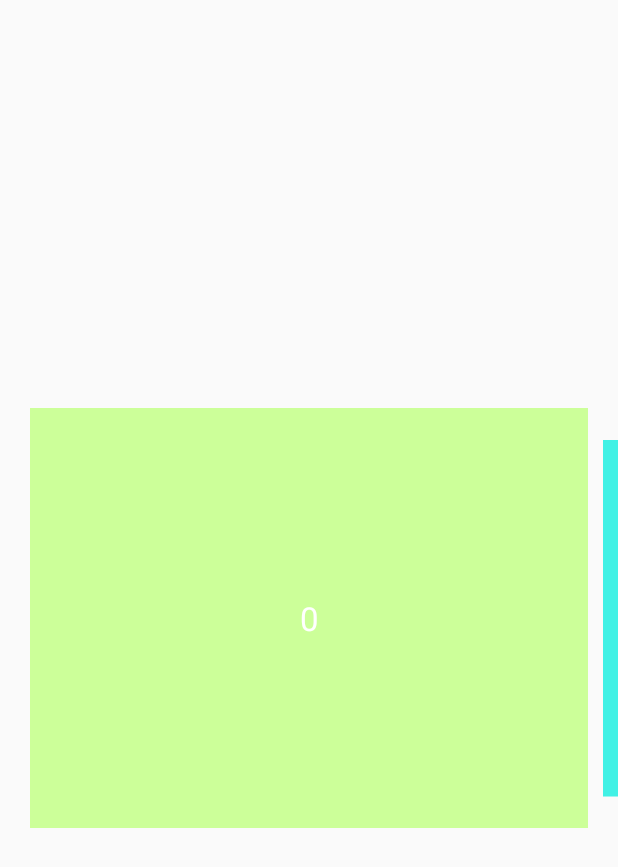
After one commit to hetaoyuan-android/appDemo, an Android app: the ViewPager2Activity screen opened directly, with no data from a screen before it, on a phone screen of 412 x 824 dp. The commit adds this screen. Shown: the top 867 px of the screen. Run offline under Robolectric (Android 15) with nearby library versions, the phone set to English and light mode, and no system bars.

Commit message:
viewpager2测试代码提交

```diff
--- a/app/build.gradle
+++ b/app/build.gradle
@@ -31,6 +31,9 @@ android {
     }
     dataBinding {
         enabled true
+    }
+    viewBinding {
+        enabled = true
     }
 
 }
@@ -66,4 +69,9 @@ dependencies {
     def nav_version = "2.3.5"
     implementation "androidx.navigation:navigation-fragment-ktx:$nav_version"
     implementation "androidx.navigation:navigation-ui-ktx:$nav_version"
+
+    //viewpager2
+    implementation "androidx.viewpager2:viewpager2:1.0.0"
+
+    implementation 'androidx.recyclerview:recyclerview:1.1.0'
 }
--- a/app/src/main/AndroidManifest.xml
+++ b/app/src/main/AndroidManifest.xml
@@ -54,6 +54,7 @@
         <activity android:name=".twoganged.view.ScrollGridActivity" />
         <activity android:name=".photopicker.selector.SelectorActivity" />
         <activity android:name=".photopicker.selector.GalleryFileActivity" />
+        <activity android:name=".viewpager2.ViewPager2Activity"/>
 
         <provider
             android:name="androidx.core.content.FileProvider"
--- a/app/src/main/java/com/example/test/Main2Activity.java
+++ b/app/src/main/java/com/example/test/Main2Activity.java
@@ -24,6 +24,7 @@ import com.example.test.tree.TreeActivity;
 import com.example.test.twoganged.TwoGangedActivity;
 import com.example.test.videoplayer.GSYActivity;
 import com.example.test.viewpager.ViewPagerActivity;
+import com.example.test.viewpager2.ViewPager2Activity;
 
 public class Main2Activity extends AppCompatActivity {
 
@@ -119,4 +120,9 @@ public class Main2Activity extends AppCompatActivity {
         Intent intent = new Intent(Main2Activity.this, TextColorActivity.class);
         startActivity(intent);
     }
+
+    public void viewPager2(View view) {
+        Intent intent = new Intent(Main2Activity.this, ViewPager2Activity.class);
+        startActivity(intent);
+    }
 }
--- /dev/null
+++ b/app/src/main/java/com/example/test/viewpager2/MyAdapter.kt
@@ -0,0 +1,46 @@
+package com.example.test.viewpager2
+
+import android.graphics.Color
+import android.view.LayoutInflater
+import android.view.View
+import android.view.ViewGroup
+import android.widget.TextView
+import androidx.recyclerview.widget.RecyclerView
+import com.example.test.R
+
+class MyAdapter : RecyclerView.Adapter<MyAdapter.PagerViewHolder>() {
+
+
+    private var mList: List<Int> = ArrayList()
+
+    override fun onCreateViewHolder(parent: ViewGroup, viewType: Int): PagerViewHolder {
+        val itemView = LayoutInflater.from(parent.context).inflate(R.layout.item_page2, parent, false)
+        return PagerViewHolder(itemView)
+    }
+
+    override fun onBindViewHolder(holder: PagerViewHolder, position: Int) {
+       holder.bindData(mList[position])
+    }
+
+    override fun getItemCount(): Int {
+        return mList.size
+    }
+
+    fun setList(list: List<Int>) {
+        mList = list
+    }
+
+
+    class PagerViewHolder(itemView: View) : RecyclerView.ViewHolder(itemView) {
+
+        private val mTextView: TextView = itemView.findViewById(R.id.tv_text)
+        private var colors = arrayOf("#CCFF99","#41F1E5","#8D41F1","#FF99CC")
+
+        fun bindData(i : Int) {
+            mTextView.text = i.toString()
+            mTextView.setBackgroundColor(Color.parseColor(colors[i]))
+        }
+
+    }
+
+}
--- /dev/null
+++ b/app/src/main/java/com/example/test/viewpager2/ScaleInTransformer.kt
@@ -0,0 +1,43 @@
+package com.example.test.viewpager2
+
+import android.view.View
+import androidx.viewpager2.widget.ViewPager2
+import kotlin.math.abs
+
+class ScaleInTransformer : ViewPager2.PageTransformer {
+    private val mMinScale = DEFAULT_MIN_SCALE
+    override fun transformPage(view: View, position: Float) {
+        view.elevation = -abs(position)
+        val pageWidth = view.width
+        val pageHeight = view.height
+
+        view.pivotY = (pageHeight / 2).toFloat()
+        view.pivotX = (pageWidth / 2).toFloat()
+        if (position < -1) {
+            view.scaleX = mMinScale
+            view.scaleY = mMinScale
+            view.pivotX = pageWidth.toFloat()
+        } else if (position <= 1) {
+            if (position < 0) {
+                val scaleFactor = (1 + position) * (1 - mMinScale) + mMinScale
+                view.scaleX = scaleFactor
+                view.scaleY = scaleFactor
+                view.pivotX = pageWidth * (DEFAULT_CENTER + DEFAULT_CENTER * -position)
+            } else {
+                val scaleFactor = (1 - position) * (1 - mMinScale) + mMinScale
+                view.scaleX = scaleFactor
+                view.scaleY = scaleFactor
+                view.pivotX = pageWidth * ((1 - position) * DEFAULT_CENTER)
+            }
+        } else {
+            view.pivotX = 0f
+            view.scaleX = mMinScale
+            view.scaleY = mMinScale
+        }
+    }
+
+    companion object {
+        const val DEFAULT_MIN_SCALE = 0.85f
+        const val DEFAULT_CENTER = 0.5f
+    }
+}
--- /dev/null
+++ b/app/src/main/java/com/example/test/viewpager2/ViewPager2Activity.kt
@@ -0,0 +1,63 @@
+package com.example.test.viewpager2
+
+import android.app.Activity
+import android.os.Bundle
+import android.widget.Toast
+import androidx.recyclerview.widget.RecyclerView
+import androidx.viewpager2.widget.CompositePageTransformer
+import androidx.viewpager2.widget.MarginPageTransformer
+import androidx.viewpager2.widget.ViewPager2
+import com.example.test.R
+import java.util.ArrayList
+
+class ViewPager2Activity: Activity() {
+
+    override fun onCreate(savedInstanceState: Bundle?) {
+        super.onCreate(savedInstanceState)
+        setContentView(R.layout.activity_viewpager2)
+        val viewPager2 = findViewById<ViewPager2>(R.id.view_pager2)
+        val myAdapter = MyAdapter()
+        var data: ArrayList<Int> = ArrayList()
+        data.add(0)
+        data.add(1)
+        data.add(2)
+        data.add(3)
+        myAdapter.setList(data)
+        viewPager2.adapter = myAdapter
+
+        //禁止滑动
+        //viewPager2.isUserInputEnabled = false
+        //设置间距
+//        viewPager2.setPageTransformer(MarginPageTransformer(resources.getDimension(R.dimen.dp_10).toInt()))
+        //缩放效果
+//        val compositePageTransformer = CompositePageTransformer()
+//        compositePageTransformer.addTransformer(ScaleInTransformer())
+//        compositePageTransformer.addTransformer(MarginPageTransformer(resources.getDimension(R.dimen.dp_10).toInt()))
+//        viewPager2.setPageTransformer(compositePageTransformer)
+
+        //ViewPager2的一屏多页效果
+        viewPager2.apply {
+            offscreenPageLimit=1
+            val recyclerView= getChildAt(0) as RecyclerView
+            recyclerView.apply {
+                val padding = resources.getDimensionPixelOffset(R.dimen.dp_10) +
+                        resources.getDimensionPixelOffset(R.dimen.dp_10)
+
+                setPadding(padding, 0, padding, 0)
+                clipToPadding = false
+            }
+        }
+        val compositePageTransformer = CompositePageTransformer()
+        compositePageTransformer.addTransformer(ScaleInTransformer())
+        compositePageTransformer.addTransformer(MarginPageTransformer(resources.getDimension(R.dimen.dp_10).toInt()))
+        viewPager2.setPageTransformer(compositePageTransformer)
+
+
+        viewPager2.registerOnPageChangeCallback(object: ViewPager2.OnPageChangeCallback(){
+            override fun onPageSelected(position: Int) {
+                super.onPageSelected(position)
+                Toast.makeText(this@ViewPager2Activity, "page selected $position", Toast.LENGTH_SHORT).show()
+            }
+        })
+    }
+}
--- a/app/src/main/res/layout/activity_main2.xml
+++ b/app/src/main/res/layout/activity_main2.xml
@@ -107,6 +107,11 @@
                 android:layout_height="wrap_content"
                 android:onClick="textColor"
                 android:text="textColor"/>
+            <Button
+                android:layout_width="match_parent"
+                android:layout_height="wrap_content"
+                android:onClick="viewPager2"
+                android:text="viewPager2"/>
 
         </LinearLayout>
     </androidx.core.widget.NestedScrollView>
--- /dev/null
+++ b/app/src/main/res/layout/activity_viewpager2.xml
@@ -0,0 +1,14 @@
+<?xml version="1.0" encoding="utf-8"?>
+<androidx.constraintlayout.widget.ConstraintLayout xmlns:android="http://schemas.android.com/apk/res/android"
+    android:layout_width="match_parent"
+    android:layout_height="match_parent"
+    xmlns:app="http://schemas.android.com/apk/res-auto">
+
+    <androidx.viewpager2.widget.ViewPager2
+        android:id="@+id/view_pager2"
+        android:layout_width="match_parent"
+        android:layout_height="match_parent"
+        app:layout_constraintTop_toTopOf="parent"
+        app:layout_constraintLeft_toLeftOf="parent"/>
+
+</androidx.constraintlayout.widget.ConstraintLayout>
--- /dev/null
+++ b/app/src/main/res/layout/item_page2.xml
@@ -0,0 +1,14 @@
+<LinearLayout xmlns:android="http://schemas.android.com/apk/res/android"
+    android:layout_width="match_parent"
+    android:layout_height="match_parent"
+    android:gravity="center">
+
+    <TextView
+        android:id="@+id/tv_text"
+        android:background="@color/colorPrimaryDark"
+        android:layout_width="match_parent"
+        android:layout_height="280dp"
+        android:gravity="center"
+        android:textColor="#ffffff"
+        android:textSize="22sp" />
+</LinearLayout>
--- a/app/src/main/res/values/dimens.xml
+++ b/app/src/main/res/values/dimens.xml
@@ -13,5 +13,6 @@
     <dimen name="expand_tab_item_height">45dp</dimen>
     <dimen name="expand_tab_eara_height">380dp</dimen>
     <dimen name="head_bar_height">45dp</dimen>
+    <dimen name="dp_10">10dp</dimen>
 
 </resources>
```
